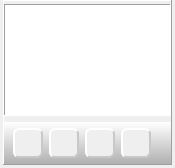
Old version of the form Homer/forms/Widgets/OverviewContactsWidget.ui in the repository Homer-Conferencing/Homer-Conferencing.
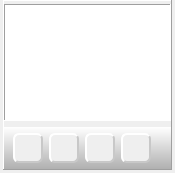
New version of the form. Icons and pictures are not drawn.

Patch:
```diff
--- a/Homer/forms/Widgets/OverviewContactsWidget.ui
+++ b/Homer/forms/Widgets/OverviewContactsWidget.ui
@@ -7,17 +7,21 @@
     <x>0</x>
     <y>0</y>
     <width>175</width>
-    <height>168</height>
+    <height>173</height>
    </rect>
   </property>
   <property name="font">
    <font>
     <family>Arial</family>
-    <pointsize>10</pointsize>
+    <pointsize>12</pointsize>
     <weight>75</weight>
     <bold>true</bold>
    </font>
   </property>
+  <property name="styleSheet">
+   <string notr="true">QDockWidget::title { font: bold; text-align: center; padding: 3px;
+		background-color: qlineargradient(spread:pad, x1:0, y1:0, x2:0, y2:1, stop:0 rgba(176, 176, 176, 255), stop:1 rgba(255, 255, 255, 255));}</string>
+  </property>
   <property name="windowTitle">
    <string>Contact list</string>
   </property>
```
